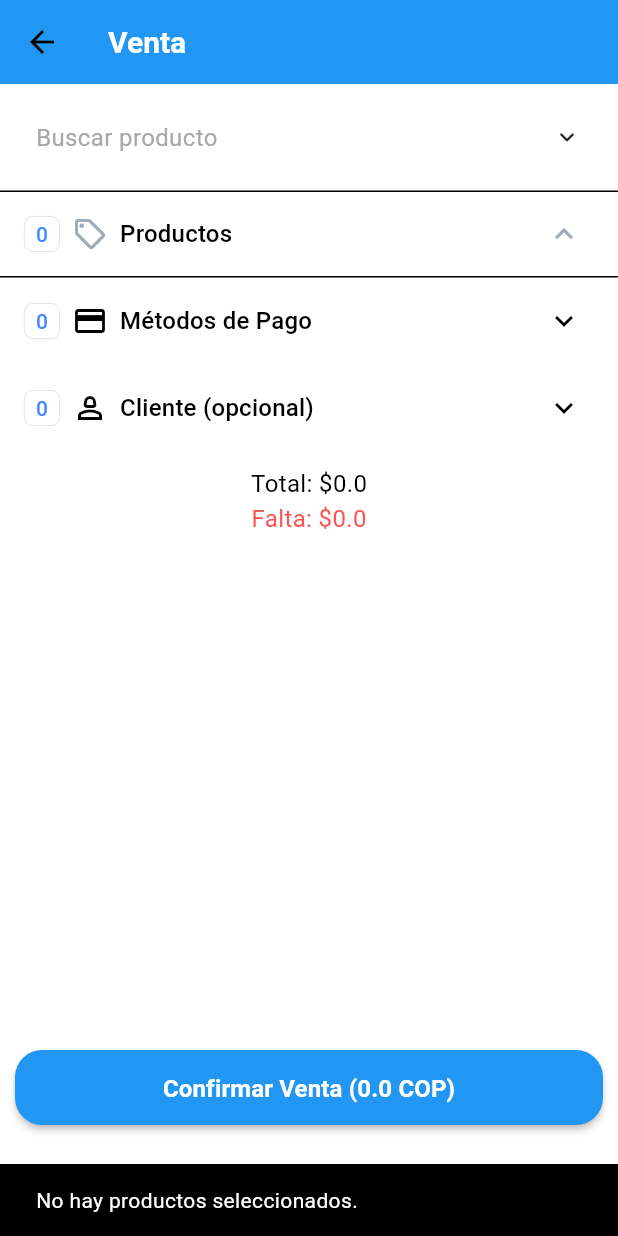
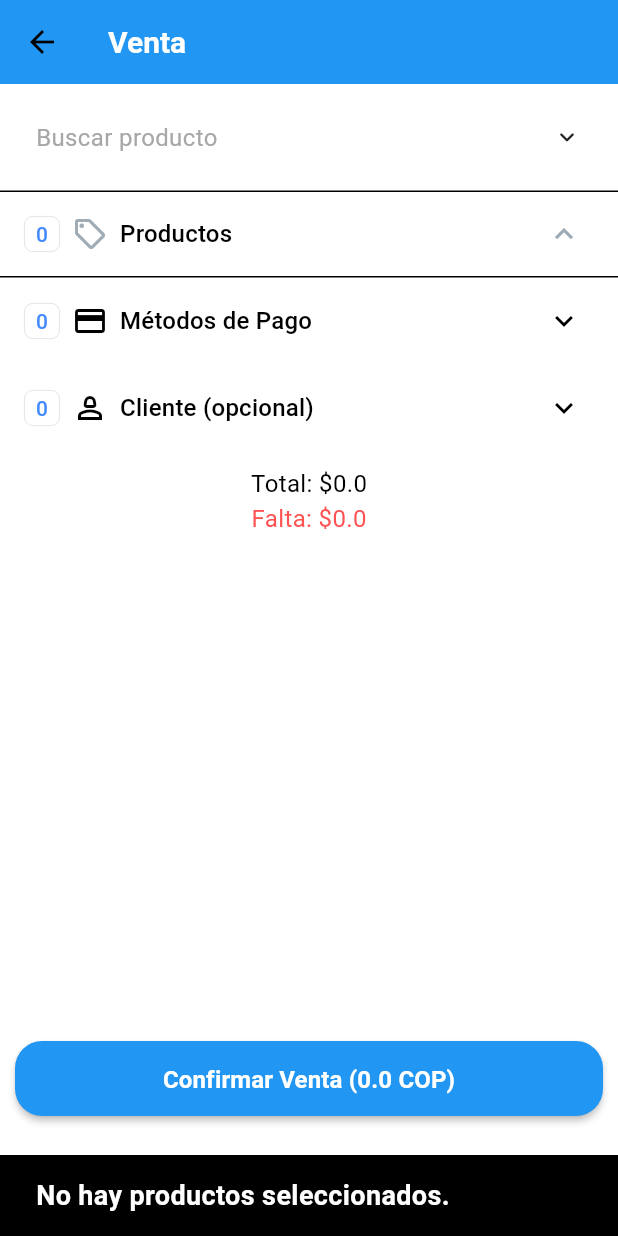
Before and after one commit to Jhonsebastianas/inventory-flutter, a Flutter app: the SalesScreen screen opened by its route, after a tap on an icon or button, on a phone screen of 412 x 824 dp. Run offline on Flutter 3.47's test engine with Material 3 defaults, Android fonts, the phone set to English and light mode, and no system bars; our stand-ins replace animated_custom_dropdown, easy_localization, flutter_speed_dial, image_picker, shared_preferences, shimmer; accounts and stored records are empty; network calls fail.

Commit message:
Add custom snake bar

```diff
--- a/lib/modules/sales/screens/sales_screen.dart
+++ b/lib/modules/sales/screens/sales_screen.dart
@@ -6,6 +6,7 @@ import 'package:hola_mundo/routes/app_routes.dart';
 import 'package:hola_mundo/shared/models/file_dto.dart';
 import 'package:hola_mundo/shared/services/sale_service.dart';
 import 'package:hola_mundo/shared/widgets/custom_button.dart';
+import 'package:hola_mundo/shared/widgets/custom_snake_bar.dart';
 import 'package:hola_mundo/shared/widgets/forms/text_fields/custom_number_field.dart';
 import 'package:image_picker/image_picker.dart'; // Importa image_picker
 import 'package:hola_mundo/shared/models/product.dart';
@@ -325,17 +326,13 @@ class _SalesScreenState extends State<SalesScreen> {
         _paymentMethods.fold(0.0, (sum, method) => sum + method.amount);
 
     if (_selectedProducts.isEmpty) {
-      ScaffoldMessenger.of(context).showSnackBar(
-        SnackBar(content: Text('No hay productos seleccionados.')),
-      );
+      CustomSnackBar.show(context: context, message: 'No hay productos seleccionados.');
       _paymentIsProcessed(false);
       return;
     }
 
     if (totalPaid < _totalAmount) {
-      ScaffoldMessenger.of(context).showSnackBar(
-        SnackBar(content: Text('El pago no cubre el valor total de la venta.')),
-      );
+      CustomSnackBar.show(context: context, message: 'El pago no cubre el valor total de la venta.');
       _paymentIsProcessed(false);
       return;
     }
@@ -359,9 +356,7 @@ class _SalesScreenState extends State<SalesScreen> {
       if (response['statusCode'] == 201) {
         final saleId = response['data']; // Obtiene el ID de la venta
         // Venta creada exitosamente
-        ScaffoldMessenger.of(context).showSnackBar(
-          SnackBar(content: Text('¡Venta realizada con éxito!')),
-        );
+        CustomSnackBar.showSuccess(context, '¡Venta realizada con éxito!');
 
         resetScreenState();
         // Aquí puedes usar `saleId` para redirigir al detalle, guardar en local, etc.
@@ -371,16 +366,10 @@ class _SalesScreenState extends State<SalesScreen> {
           arguments: {'idSale': saleId, 'isRecent': true},
         );
       } else {
-        ScaffoldMessenger.of(context).showSnackBar(
-          SnackBar(
-              content: Text(
-                  'No se ha podido completar la venta. Error: ${response['message']}')),
-        );
+        CustomSnackBar.showError(context, 'No se ha podido completar la venta. Error: ${response['message']}');
       }
     } catch (error) {
-      ScaffoldMessenger.of(context).showSnackBar(
-        SnackBar(content: Text('Error: $error')),
-      );
+      CustomSnackBar.showError(context, 'Error: $error');
     } finally {
       _paymentIsProcessed(false);
     }
--- /dev/null
+++ b/lib/shared/widgets/custom_snake_bar.dart
@@ -0,0 +1,55 @@
+import 'package:flutter/material.dart';
+
+class CustomSnackBar {
+  static void showSuccess(BuildContext context, String message) {
+    show(
+      context: context,
+      message: message,
+      backgroundColor: Colors.green,
+    );
+  }
+
+  static void showError(BuildContext context, String message) {
+    show(
+      context: context,
+      message: message,
+      backgroundColor: Colors.red,
+    );
+  }
+
+  static void showWarning(BuildContext context, String message) {
+    show(
+      context: context,
+      message: message,
+      backgroundColor: Colors.orange,
+    );
+  }
+
+  static void showInfo(BuildContext context, String message) {
+    show(
+      context: context,
+      message: message,
+      backgroundColor: Colors.blue,
+    );
+  }
+
+  static void show({
+    required BuildContext context,
+    required String message,
+    Color backgroundColor = Colors.black,
+    Duration duration = const Duration(seconds: 3),
+    SnackBarAction? action,
+  }) {
+    ScaffoldMessenger.of(context).showSnackBar(
+      SnackBar(
+        content: Text(
+          message,
+          style: const TextStyle(color: Colors.white, fontWeight: FontWeight.bold, fontSize: 18),
+        ),
+        backgroundColor: backgroundColor,
+        duration: duration,
+        action: action,
+      ),
+    );
+  }
+}
```
Also changed, not shown: 3 other files.
